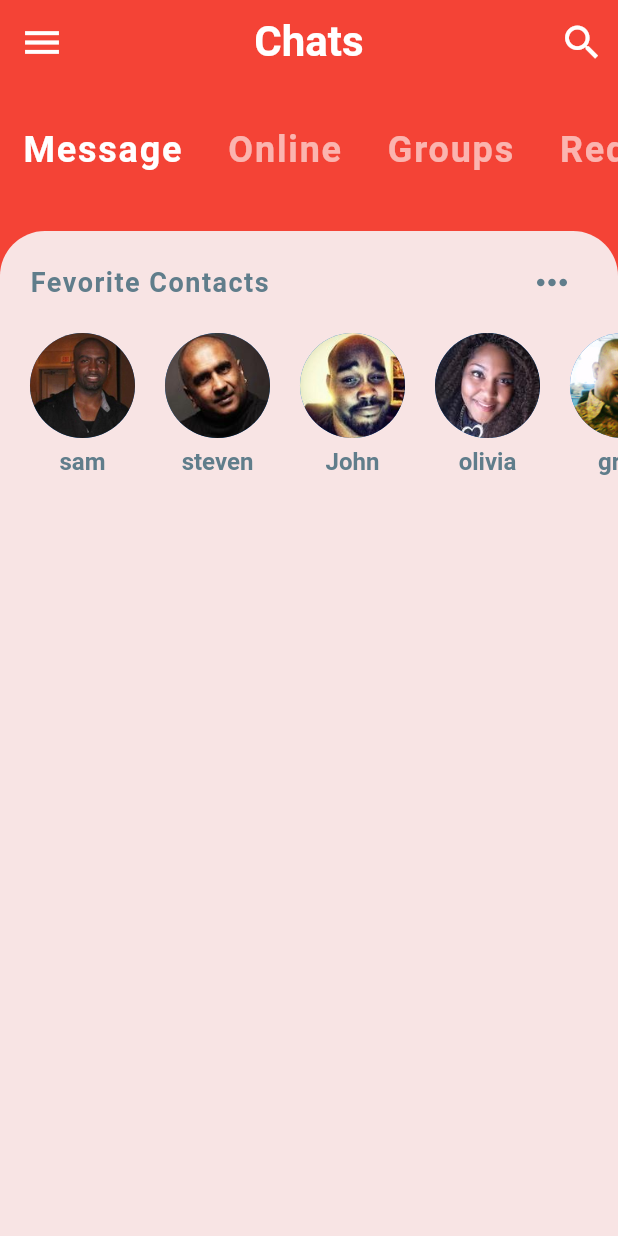
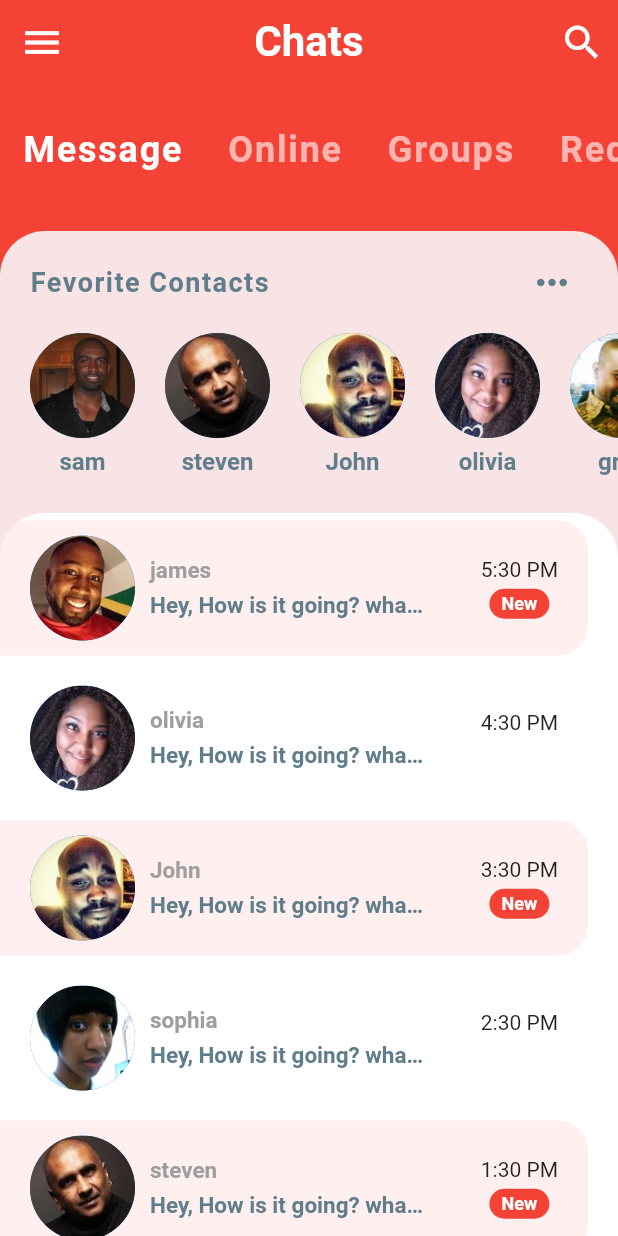
Before and after one commit to yonatantasew/cattapp, a Flutter app: the screen it shows after launch, on a phone screen of 412 x 824 dp. Run offline on Flutter 3.47's test engine with Material 2 defaults, Android fonts, the phone set to English and light mode, and no system bars.

Commit message:
message screen

```diff
--- a/lib/models/message_model.dart
+++ b/lib/models/message_model.dart
@@ -48,7 +48,7 @@
       time: '4:30 PM',
       text: 'Hey, How is it going? what did you do today? ',
       isLiked: false,
-      unread: true),
+      unread: false),
   Message(
       sender: john,
       time: '3:30 PM',
@@ -60,10 +60,22 @@
       time: '2:30 PM',
       text: 'Hey, How is it going? what did you do today? ',
       isLiked: false,
+      unread: false),
+  Message(
+      sender: steven,
+      time: '1:30 PM',
+      text: 'Hey, How is it going? what did you do today? ',
+      isLiked: false,
       unread: true),
   Message(
       sender: sam,
-      time: '1:30 PM',
+      time: '1:29 PM',
+      text: 'Hey, How is it going? what did you do today? ',
+      isLiked: false,
+      unread: true),
+  Message(
+      sender: greg,
+      time: '1:25 PM',
       text: 'Hey, How is it going? what did you do today? ',
       isLiked: false,
       unread: true),
--- a/lib/screens/home_screen.dart
+++ b/lib/screens/home_screen.dart
@@ -1,6 +1,9 @@
+import 'package:chattapp/models/message_model.dart';
+import 'package:chattapp/widgets/recent_chats.dart';
 import 'package:flutter/material.dart';
 import 'package:chattapp/widgets/catagory_selector.dart';
 import 'package:chattapp/widgets/fevorite_contacts.dart';
+import 'package:chattapp/widgets/recent_chats.dart';
 
 class HomeScreen extends StatefulWidget {
   const HomeScreen({Key? key}) : super(key: key);
@@ -53,6 +56,7 @@
               child: Column(
                 children: <Widget>[
                   fevoriteContacts(),
+                  recentChats(),
                 ],
               ),
             ),
--- /dev/null
+++ b/lib/widgets/recent_chats.dart
@@ -0,0 +1,100 @@
+import 'package:flutter/material.dart';
+import 'package:chattapp/models/message_model.dart';
+
+class recentChats extends StatelessWidget {
+  const recentChats({Key? key}) : super(key: key);
+
+  @override
+  Widget build(BuildContext context) {
+    return Expanded(
+        child: Container(
+      decoration: BoxDecoration(
+          color: Colors.white,
+          borderRadius: BorderRadius.only(
+              topLeft: Radius.circular(30.0), topRight: Radius.circular(30.0))),
+      child: ClipRRect(
+        borderRadius: BorderRadius.only(
+            topLeft: Radius.circular(30.0), topRight: Radius.circular(30.0)),
+        child: ListView.builder(
+          itemCount: chats.length,
+          itemBuilder: (BuildContext context, int index) {
+            final Message chat = chats[index];
+            return Container(
+              margin: EdgeInsets.only(top: 5.0, bottom: 5.0, right: 20.0),
+              padding: EdgeInsets.symmetric(horizontal: 20.0, vertical: 10.0),
+              decoration: BoxDecoration(
+                  color: chat.unread ? Color(0xFFFFEFEE) : Colors.white,
+                  borderRadius: BorderRadius.only(
+                      topRight: Radius.circular(20.0),
+                      bottomRight: Radius.circular(20.0))),
+              child: Row(
+                mainAxisAlignment: MainAxisAlignment.spaceBetween,
+                children: [
+                  Row(
+                    children: [
+                      CircleAvatar(
+                        radius: 35.0,
+                        backgroundImage: AssetImage(chat.sender.imageUrl),
+                      ),
+                      SizedBox(
+                        width: 10.0,
+                      ),
+                      Column(
+                        crossAxisAlignment: CrossAxisAlignment.start,
+                        children: [
+                          Text(
+                            chat.sender.name,
+                            style: TextStyle(
+                                color: Colors.grey,
+                                fontSize: 15.0,
+                                fontWeight: FontWeight.bold),
+                          ),
+                          SizedBox(
+                            height: 5.0,
+                          ),
+                          Container(
+                            width: MediaQuery.of(context).size.width * 0.45,
+                            child: Text(
+                              chat.text,
+                              style: TextStyle(
+                                  color: Colors.blueGrey,
+                                  fontSize: 15.0,
+                                  fontWeight: FontWeight.w600),
+                              overflow: TextOverflow.ellipsis,
+                            ),
+                          )
+                        ],
+                      ),
+                    ],
+                  ),
+                  Column(
+                    children: <Widget>[
+                      Text(chat.time),
+                      SizedBox(height: 5.0),
+                      chat.unread
+                          ? Container(
+                              width: 40.0,
+                              height: 20.0,
+                              decoration: BoxDecoration(
+                                  color: Theme.of(context).primaryColor,
+                                  borderRadius: BorderRadius.circular(30.0)),
+                              alignment: Alignment.center,
+                              child: Text(
+                                'New',
+                                style: TextStyle(
+                                    color: Colors.white,
+                                    fontSize: 12.0,
+                                    fontWeight: FontWeight.bold),
+                              ))
+                          : Text('')
+                    ],
+                  )
+                ],
+              ),
+            );
+          },
+        ),
+      ),
+    ));
+  }
+}
```
